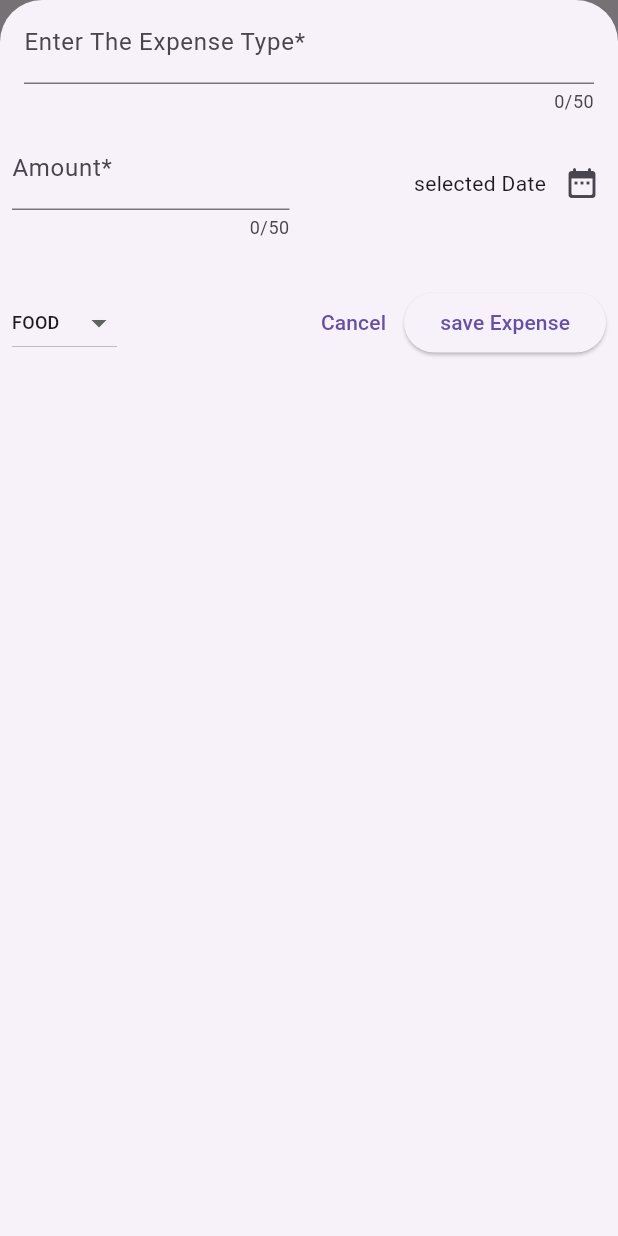
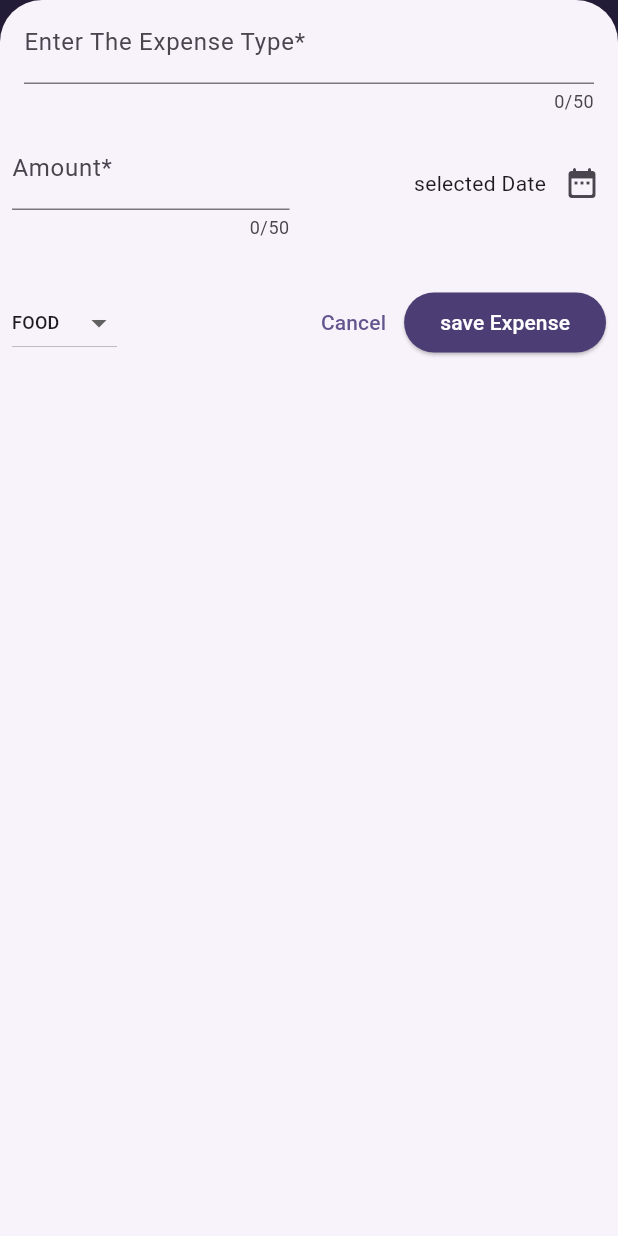
Before and after one commit to yogeshyergalwar/ExpencesApp, a Flutter app: the screen it shows after launch, after a tap on the "add" icon, on a phone screen of 412 x 824 dp. Run offline on Flutter 3.47's test engine with Material 3 defaults, Android fonts, the phone set to English and light mode, and no system bars.

Commit message:
initial commit2

```diff
--- a/lib/Widget/expence.dart
+++ b/lib/Widget/expence.dart
@@ -41,8 +41,9 @@ class _MyAppState extends State<MyApp> {
       isScrollControlled: true,
       useSafeArea: true,
       context: context,
-      builder: (ctxt) =>
-          Container(height:double.infinity,child: Newexpaenselist(addExpesnse: _addExpense)),
+      builder: (ctxt) => Container(
+          height: double.infinity,
+          child: Newexpaenselist(addExpesnse: _addExpense)),
     );
   }
 
@@ -51,13 +52,40 @@ class _MyAppState extends State<MyApp> {
       _ListOfRegisterExpences.add(expence);
     });
   }
-void _OnremoveExpence(Expences expence){
+
+  void _OnremoveExpence(Expences expence) {
+    final indexElemet=_ListOfRegisterExpences.indexOf(expence);
     setState(() {
       _ListOfRegisterExpences.remove(expence);
     });
-}
+    ScaffoldMessenger.of(context).clearSnackBars();
+    ScaffoldMessenger.of(context).showSnackBar(
+      SnackBar(
+        duration: Duration(seconds: 3),
+        content: Text('Expense Deleted'),
+        action: SnackBarAction(
+          onPressed: (){
+            setState(() {
+              _ListOfRegisterExpences.insert(indexElemet, expence);
+            });
+          },
+          label: 'Undo',
+        ),
+      ),
+    );
+  }
+
   @override
   Widget build(BuildContext context) {
+    Widget maincontent = Center(
+      child: Text('No expences Found,Start Adding Some'),
+    );
+    if (_ListOfRegisterExpences.isNotEmpty) {
+      maincontent = expenceList(
+        expence: _ListOfRegisterExpences,
+        OnRemoveExpense: _OnremoveExpence,
+      );
+    }
     return Scaffold(
       appBar: AppBar(
         title: Text('Expences App'),
@@ -67,9 +95,7 @@ void _OnremoveExpence(Expences expence){
         children: [
           Text('chart '),
           Expanded(
-            child: expenceList(
-              expence: _ListOfRegisterExpences,OnRemoveExpense: _OnremoveExpence,
-            ),
+            child: maincontent,
           )
         ],
       ),
--- a/lib/Widget/expences_List.dart
+++ b/lib/Widget/expences_List.dart
@@ -1,4 +1,5 @@
 import 'package:flutter/cupertino.dart';
+import 'package:flutter/material.dart';
 
 import '../Model/expensesmodel.dart';
 import 'expence_item.dart';
@@ -15,6 +16,11 @@ class expenceList extends StatelessWidget {
     return ListView.builder(
         itemCount: expence.length,
         itemBuilder: (ctext, index) => Dismissible(
+            background: Container(
+              color: Theme.of(context).colorScheme.error,
+              margin: EdgeInsets.symmetric(
+                  horizontal: Theme.of(context).cardTheme.margin!.horizontal),
+            ),
             key: ValueKey(expence[index]),
             onDismissed: (direction) {
               OnRemoveExpense(expence[index]);
--- a/lib/main.dart
+++ b/lib/main.dart
@@ -1,12 +1,45 @@
+import 'package:flutter/cupertino.dart';
 import 'package:flutter/material.dart';
 
 import 'Widget/expence.dart';
 
+var kColorSheme =
+    ColorScheme.fromSeed(seedColor: Color.fromARGB(255, 96, 59, 181));
+var kDarkColorSheme = ColorScheme.fromSeed(
+    seedColor: Color.fromARGB(255, 5, 99, 125), brightness: Brightness.dark);
+
 void main() {
-  runApp( MaterialApp(
-    theme: ThemeData(
-      useMaterial3: true, // Enables Material 3
+  runApp(MaterialApp(
+    darkTheme: ThemeData.dark().copyWith(
+      useMaterial3: true,
+      colorScheme: kDarkColorSheme,
+      cardTheme: CardTheme().copyWith(
+          color: kDarkColorSheme.secondaryContainer,
+          margin: EdgeInsets.symmetric(horizontal: 16, vertical: 8)),
+      elevatedButtonTheme: ElevatedButtonThemeData(
+          style: ElevatedButton.styleFrom(
+              backgroundColor: kDarkColorSheme.onPrimaryContainer,
+              foregroundColor: kDarkColorSheme.onPrimary)),
+      appBarTheme: AppBarTheme().copyWith(
+          backgroundColor: kDarkColorSheme.onPrimaryContainer,
+          foregroundColor: kDarkColorSheme.onPrimary),
     ),
+
+    theme: ThemeData().copyWith(
+      useMaterial3: true,
+      colorScheme: kColorSheme,
+      cardTheme: CardTheme().copyWith(
+          color: kColorSheme.secondaryContainer,
+          margin: EdgeInsets.symmetric(horizontal: 16, vertical: 8)),
+      elevatedButtonTheme: ElevatedButtonThemeData(
+          style: ElevatedButton.styleFrom(
+              backgroundColor: kColorSheme.onPrimaryContainer,
+              foregroundColor: kColorSheme.onPrimary)),
+      appBarTheme: AppBarTheme().copyWith(
+          backgroundColor: kColorSheme.onPrimaryContainer,
+          foregroundColor: kColorSheme.onPrimary),
+    ),
+//themeMode:ThemeMode.system,default
     home: MyApp(),
   ));
 }
```
Also changed, not shown: lib/Model/expensesmodel.dart (line endings or trailing spaces).
